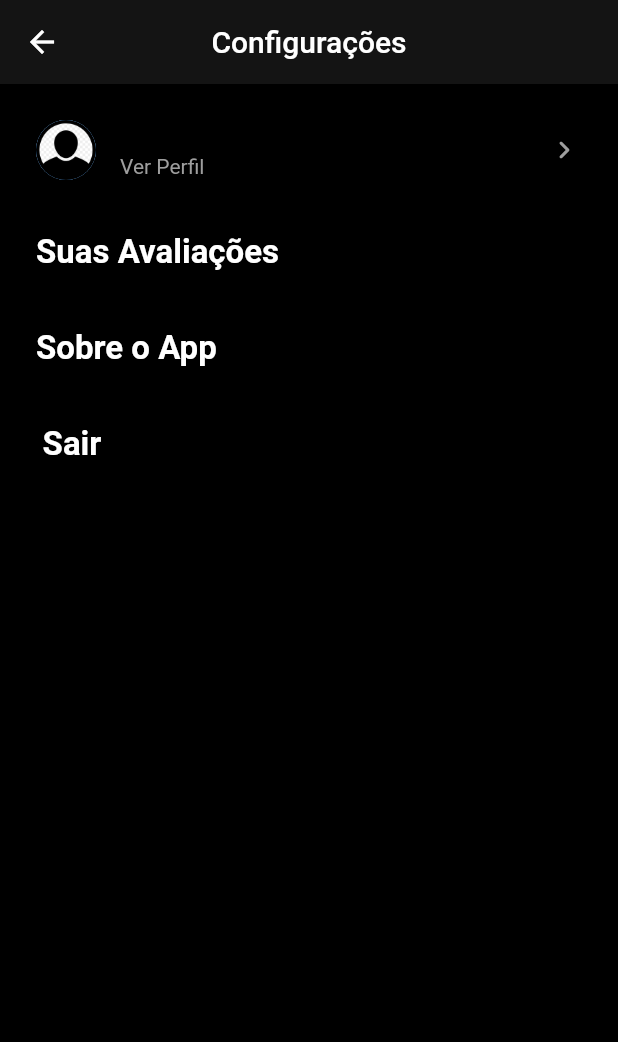
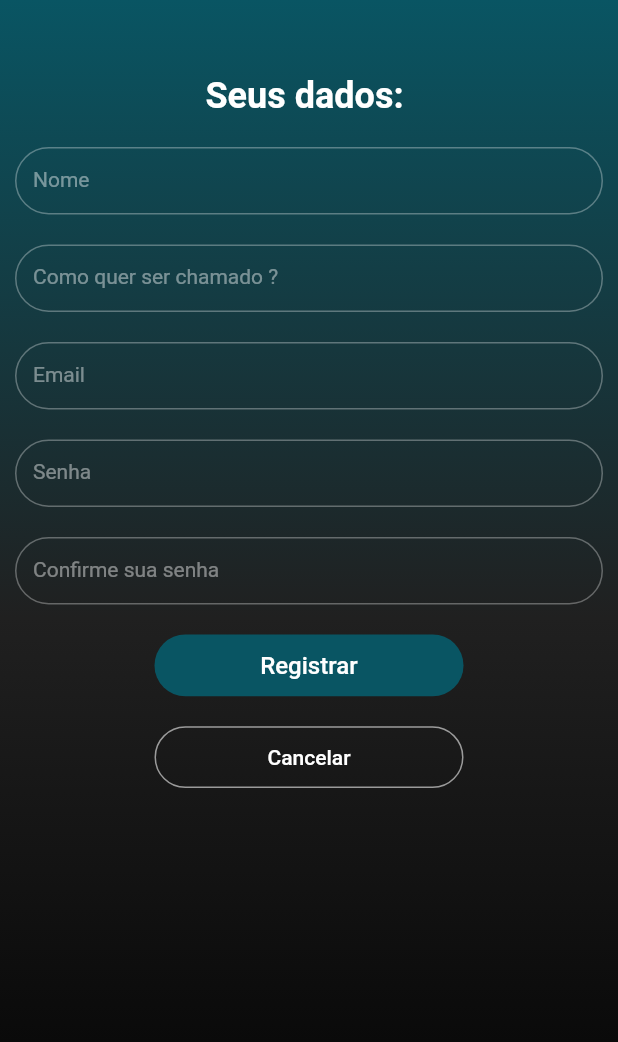
Before and after one commit to Pires1945/movies_review, a Flutter app: the Settings screen opened by its route, after a tap on "Ver Perfil", on a phone screen of 412 x 824 dp. Shown: the top 1042 px of the screen. Run offline on Flutter 3.47's test engine with Material 2 defaults, Android fonts, the light colour scheme and no system bars; our stand-ins replace carousel_slider, cloud_firestore, firebase_auth, firebase_core, firebase_storage, image_picker; accounts and stored records are empty; network calls fail.

Commit message:
criadas telas de editar perfil e reviews, mas ainda sem ação

```diff
--- a/lib/main.dart
+++ b/lib/main.dart
@@ -3,10 +3,12 @@ import 'package:movies_review/components/gridReviews.dart';
 import 'package:movies_review/components/movieGrid.dart';
 import 'package:movies_review/pages/authOrHome.dart';
 import 'package:movies_review/pages/movieDetail.dart';
+import 'package:movies_review/pages/myPerfil.dart';
 import 'package:movies_review/pages/myReviews.dart';
 import 'package:movies_review/pages/registerPage.dart';
 import 'package:movies_review/pages/reviewForm.dart';
 import 'package:movies_review/pages/settings.dart';
+import 'package:movies_review/pages/updateReviews.dart';
 import 'package:movies_review/pages/userPage.dart';
 import 'package:movies_review/utils/appRoutes.dart';
 
@@ -36,6 +38,8 @@ class MyApp extends StatelessWidget {
         AppRoutes.REGISTERFORM: (context) => RegisterPageForm(),
         AppRoutes.USER: (context) => UserPage(),
         AppRoutes.MYREVIEWS: (context) => MyReviews(),
+        AppRoutes.MYPERFIL: (context) => MyPerfil(),
+        AppRoutes.UPDATEREVIEW: (context) => UpdateReview(),
       },
     );
   }
--- /dev/null
+++ b/lib/pages/myPerfil.dart
@@ -0,0 +1,250 @@
+import 'package:flutter/material.dart';
+
+class MyPerfil extends StatefulWidget {
+  const MyPerfil({super.key});
+
+  @override
+  State<MyPerfil> createState() => _MyPerfilState();
+}
+
+class _MyPerfilState extends State<MyPerfil> {
+  @override
+  Widget build(BuildContext context) {
+    return Scaffold(
+      body: Stack(
+        children: [
+          Container(
+            decoration: const BoxDecoration(
+              gradient: LinearGradient(
+                colors: [
+                  Color.fromARGB(255, 9, 85, 99),
+                  Color.fromARGB(255, 32, 32, 32),
+                  Colors.black,
+                ],
+                begin: Alignment.topCenter,
+                end: Alignment.bottomCenter,
+              ),
+            ),
+          ),
+          Container(
+            child: Padding(
+              padding: const EdgeInsets.only(top: 50, left: 10, right: 10),
+              child: SingleChildScrollView(
+                child: Column(
+                  children: [
+                    const Text(
+                      'Seus dados: ',
+                      style: TextStyle(
+                          color: Colors.white,
+                          fontSize: 24,
+                          fontWeight: FontWeight.w600),
+                    ),
+                    const SizedBox(height: 20),
+                    Form(
+                      child: Column(
+                        children: [
+                          Container(
+                            height: 45,
+                            child: TextFormField(
+                              style: const TextStyle(color: Colors.white),
+                              decoration: const InputDecoration(
+                                labelText: 'Nome',
+                                labelStyle: TextStyle(
+                                    color: Color.fromARGB(111, 255, 255, 255),
+                                    fontSize: 14),
+                                enabledBorder: OutlineInputBorder(
+                                    borderRadius:
+                                        BorderRadius.all(Radius.circular(25)),
+                                    borderSide: BorderSide(
+                                        color:
+                                            Color.fromARGB(80, 255, 255, 255))),
+                                focusedBorder: OutlineInputBorder(
+                                  borderRadius:
+                                      BorderRadius.all(Radius.circular(25)),
+                                  borderSide: BorderSide(
+                                      color:
+                                          Color.fromARGB(144, 255, 255, 255)),
+                                ),
+                              ),
+                              key: ValueKey('name'),
+                              keyboardType: TextInputType.name,
+                              cursorColor:
+                                  const Color.fromARGB(255, 221, 221, 221),
+                              validator: (value) {
+                                final name = value ?? '';
+                                if (name.isEmpty) {
+                                  return 'Informe seu nome';
+                                }
+                                return null;
+                              },
+                            ),
+                          ),
+                          const SizedBox(height: 20),
+                          Container(
+                            height: 45,
+                            child: TextFormField(
+                              style: const TextStyle(color: Colors.white),
+                              decoration: const InputDecoration(
+                                  labelText: 'Como quer ser chamado ?',
+                                  labelStyle: TextStyle(
+                                      color: Color.fromARGB(111, 255, 255, 255),
+                                      fontSize: 14),
+                                  enabledBorder: OutlineInputBorder(
+                                      borderRadius:
+                                          BorderRadius.all(Radius.circular(25)),
+                                      borderSide: BorderSide(
+                                          color: Color.fromARGB(
+                                              80, 255, 255, 255))),
+                                  focusedBorder: OutlineInputBorder(
+                                      borderRadius:
+                                          BorderRadius.all(Radius.circular(25)),
+                                      borderSide: BorderSide(
+                                          color: Color.fromARGB(
+                                              144, 255, 255, 255)))),
+                              keyboardType: TextInputType.name,
+                              key: ValueKey('nickName'),
+                              cursorColor:
+                                  const Color.fromARGB(255, 221, 221, 221),
+                            ),
+                          ),
+                          const SizedBox(height: 20),
+                          Container(
+                            height: 45,
+                            child: TextFormField(
+                              style: const TextStyle(color: Colors.white),
+                              decoration: const InputDecoration(
+                                  labelText: 'Email',
+                                  labelStyle: TextStyle(
+                                      color: Color.fromARGB(111, 255, 255, 255),
+                                      fontSize: 14),
+                                  enabledBorder: OutlineInputBorder(
+                                      borderRadius:
+                                          BorderRadius.all(Radius.circular(25)),
+                                      borderSide: BorderSide(
+                                          color: Color.fromARGB(
+                                              80, 255, 255, 255))),
+                                  focusedBorder: OutlineInputBorder(
+                                      borderRadius:
+                                          BorderRadius.all(Radius.circular(25)),
+                                      borderSide: BorderSide(
+                                          color: Color.fromARGB(
+                                              144, 255, 255, 255)))),
+                              keyboardType: TextInputType.text,
+                              key: ValueKey('email'),
+                              cursorColor:
+                                  const Color.fromARGB(255, 221, 221, 221),
+                            ),
+                          ),
+                          const SizedBox(height: 20),
+                          Container(
+                            height: 45,
+                            child: TextFormField(
+                              obscureText: true,
+                              style: const TextStyle(color: Colors.white),
+                              decoration: const InputDecoration(
+                                  labelText: 'Senha',
+                                  labelStyle: TextStyle(
+                                      color: Color.fromARGB(111, 255, 255, 255),
+                                      fontSize: 14),
+                                  enabledBorder: OutlineInputBorder(
+                                      borderRadius:
+                                          BorderRadius.all(Radius.circular(25)),
+                                      borderSide: BorderSide(
+                                          color: Color.fromARGB(
+                                              80, 255, 255, 255))),
+                                  focusedBorder: OutlineInputBorder(
+                                      borderRadius:
+                                          BorderRadius.all(Radius.circular(25)),
+                                      borderSide: BorderSide(
+                                          color: Color.fromARGB(
+                                              144, 255, 255, 255)))),
+                              keyboardType: TextInputType.name,
+                              key: ValueKey('password'),
+                              cursorColor:
+                                  const Color.fromARGB(255, 221, 221, 221),
+                              validator: (value) {
+                                final password = value ?? '';
+                                if (password.isEmpty || password.length < 5) {
+                                  return 'Informe uma senha maior que 5 caracteres';
+                                } else {
+                                  return null;
+                                }
+                              },
+                            ),
+                          ),
+                          const SizedBox(height: 20),
+                          Container(
+                            height: 45,
+                            child: TextFormField(
+                              obscureText: true,
+                              style: const TextStyle(color: Colors.white),
+                              decoration: const InputDecoration(
+                                  labelText: 'Confirme sua senha',
+                                  labelStyle: TextStyle(
+                                      color: Color.fromARGB(111, 255, 255, 255),
+                                      fontSize: 14),
+                                  enabledBorder: OutlineInputBorder(
+                                      borderRadius:
+                                          BorderRadius.all(Radius.circular(25)),
+                                      borderSide: BorderSide(
+                                          color: Color.fromARGB(
+                                              80, 255, 255, 255))),
+                                  focusedBorder: OutlineInputBorder(
+                                      borderRadius:
+                                          BorderRadius.all(Radius.circular(25)),
+                                      borderSide: BorderSide(
+                                          color: Color.fromARGB(
+                                              144, 255, 255, 255)))),
+                              keyboardType: TextInputType.name,
+                              cursorColor:
+                                  const Color.fromARGB(255, 221, 221, 221),
+                            ),
+                          ),
+                        ],
+                      ),
+                    ),
+                    const SizedBox(height: 20),
+                    Container(
+                      width: MediaQuery.of(context).size.width * 0.5,
+                      height: MediaQuery.of(context).size.height * 0.05,
+                      decoration: BoxDecoration(
+                        borderRadius: BorderRadius.circular(25),
+                        color: const Color.fromARGB(255, 9, 85, 99),
+                      ),
+                      child: TextButton(
+                        onPressed: () {},
+                        child: const Text(
+                          'Registrar',
+                          style: TextStyle(color: Colors.white, fontSize: 16),
+                        ),
+                      ),
+                    ),
+                    const SizedBox(height: 20),
+                    Container(
+                      width: MediaQuery.of(context).size.width * 0.5,
+                      height: MediaQuery.of(context).size.height * 0.05,
+                      decoration: BoxDecoration(
+                          borderRadius: BorderRadius.circular(25),
+                          border: Border.all(
+                              color: const Color.fromARGB(144, 255, 255, 255))),
+                      child: TextButton(
+                        onPressed: () {
+                          Navigator.of(context).pop();
+                        },
+                        child: const Text(
+                          'Cancelar',
+                          style: TextStyle(color: Colors.white, fontSize: 14),
+                        ),
+                      ),
+                    ),
+                  ],
+                ),
+              ),
+            ),
+          )
+        ],
+      ),
+    );
+    ;
+  }
+}
--- a/lib/pages/settings.dart
+++ b/lib/pages/settings.dart
@@ -77,7 +77,10 @@ class _SettingsState extends State<Settings> {
                   Icons.navigate_next_rounded,
                   color: Colors.grey,
                 ),
-                onTap: () {},
+                onTap: () {
+                  Navigator.of(context)
+                      .pushReplacementNamed(AppRoutes.MYPERFIL);
+                },
               ),
               Container(
                 child: Padding(
--- a/lib/utils/appRoutes.dart
+++ b/lib/utils/appRoutes.dart
@@ -10,4 +10,6 @@ class AppRoutes {
   static const REGISTERFORM = '/register-page';
   static const USER = '/user-page';
   static const MYREVIEWS = '/my-reviews';
+  static const MYPERFIL = '/my-perfil';
+  static const UPDATEREVIEW = '/update-review';
 }
```
Also changed, not shown: lib/components/reviewItem.dart (+8 -1 lines), lib/pages/updateReviews.dart (added, +148 -0 lines).
